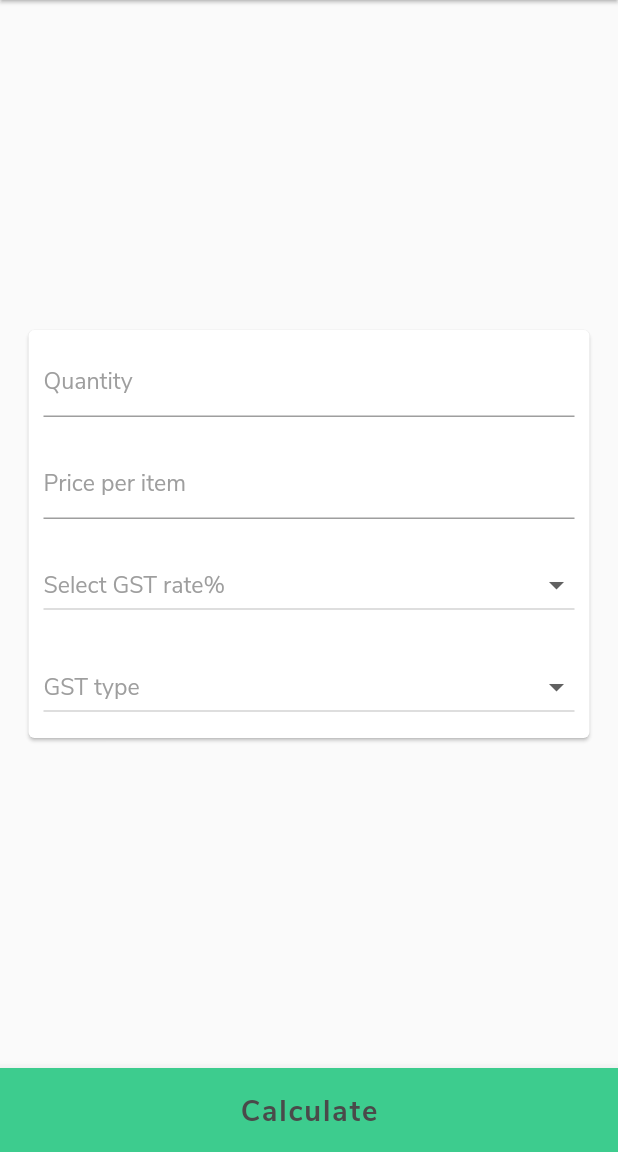
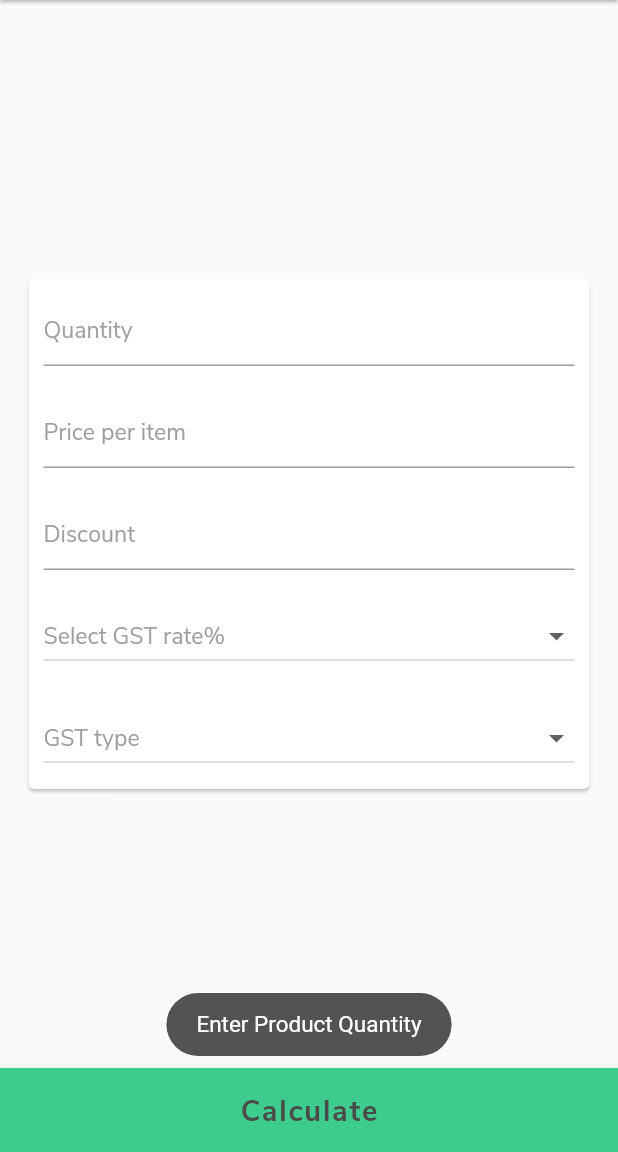
Before and after one commit to narendra-vaniya/gstcalculator, a Flutter app: the screen it shows after launch, after a tap on "Calculate", on a phone screen of 412 x 824 dp, the part 84-1236 px from its top. Run offline on Flutter 3.47's test engine with Material 2 defaults, Android fonts, the phone set to English and light mode, and no system bars; our stand-ins replace toast.

Commit message:
add discount box

```diff
--- a/lib/Screens/dashBoard.dart
+++ b/lib/Screens/dashBoard.dart
@@ -13,13 +13,14 @@ class _DashBoardState extends State<DashBoard> {
   final _formkey = GlobalKey<FormState>();
   TextEditingController _quantity = TextEditingController();
   TextEditingController _price = TextEditingController();
+  TextEditingController _discount = TextEditingController();
 
   var _gstRate;
   var _gstType;
   @override
   Widget build(BuildContext context) {
     return GestureDetector(
-       onTap: (){
+      onTap: () {
         FocusScope.of(context).requestFocus(FocusNode());
       },
       child: Scaffold(
@@ -35,13 +36,22 @@ class _DashBoardState extends State<DashBoard> {
           onPressed: () {
             if (_quantity.text.isNotEmpty) {
               if (_price.text.isNotEmpty) {
+                if (_discount.text.isNotEmpty) {
                   if (_gstRate != null) {
                     if (_gstType != null) {
+                      double price = (double.parse(_price.text) * double.parse(_quantity.text));
+                      double discount = (price * double.parse(_discount.text))/100;
+
+
                       Navigator.push(
                         context,
                         MaterialPageRoute(
-                        builder: (context) => ResultPage(getType: "$_gstType",
-                          amount: double.parse(_price.text)*double.parse(_quantity.text),gstRate: double.parse(_gstRate),
+                          builder: (context) => ResultPage(
+                            discount: discount,
+                            gstType: "$_gstType",
+                            amount:  (price - discount) ,
+                            gstRate: double.parse(_gstRate),
+
                           ),
                         ),
                       );
@@ -50,6 +60,9 @@ class _DashBoardState extends State<DashBoard> {
                     }
                   } else {
                     Toast.show("Select GST Rate%", context);
+                  }
+                } else {
+                  Toast.show("Enter Discount", context);
                 }
               } else {
                 Toast.show("Enter GST Price", context);
@@ -128,6 +141,29 @@ class _DashBoardState extends State<DashBoard> {
                         ),
                       ),
 
+                      //!Discount
+                      Container(
+                        padding: EdgeInsets.all(10),
+                        child: TextFormField(
+                          controller: _discount,
+                          keyboardType: TextInputType.number,
+                          textInputAction: TextInputAction.next,
+                          onFieldSubmitted: (data) {
+                            FocusScope.of(context).nextFocus();
+                          },
+                          style: AppTheme.smallTextStyle(
+                              appSize: MediaQuery.of(context).size,
+                              color: Colors.black),
+                          decoration: InputDecoration(
+                            contentPadding: EdgeInsets.all(0),
+                            hintText: 'Discount',
+                            hintStyle: AppTheme.smallTextStyle(
+                                appSize: MediaQuery.of(context).size,
+                                color: Colors.grey),
+                          ),
+                        ),
+                      ),
+
                       //!GST rate
                       Container(
                         padding: EdgeInsets.all(10),
@@ -152,11 +188,11 @@ class _DashBoardState extends State<DashBoard> {
                             );
                           }).toList(),
                           onChanged: (value) {
-
                             setState(() {
                               _gstRate = value;
                             });
-                            FocusScope.of(context).requestFocus(new FocusNode());
+                            FocusScope.of(context)
+                                .requestFocus(new FocusNode());
                           },
                         ),
                       ),
@@ -197,7 +233,8 @@ class _DashBoardState extends State<DashBoard> {
                             setState(() {
                               _gstType = value;
                             });
-                            FocusScope.of(context).requestFocus(new FocusNode());
+                            FocusScope.of(context)
+                                .requestFocus(new FocusNode());
                           },
                         ),
                       ),
```
Also changed, not shown: lib/Screens/result.dart (+22 -21 lines), pubspec.lock. Lines whose indentation alone changed are shown as unchanged.
